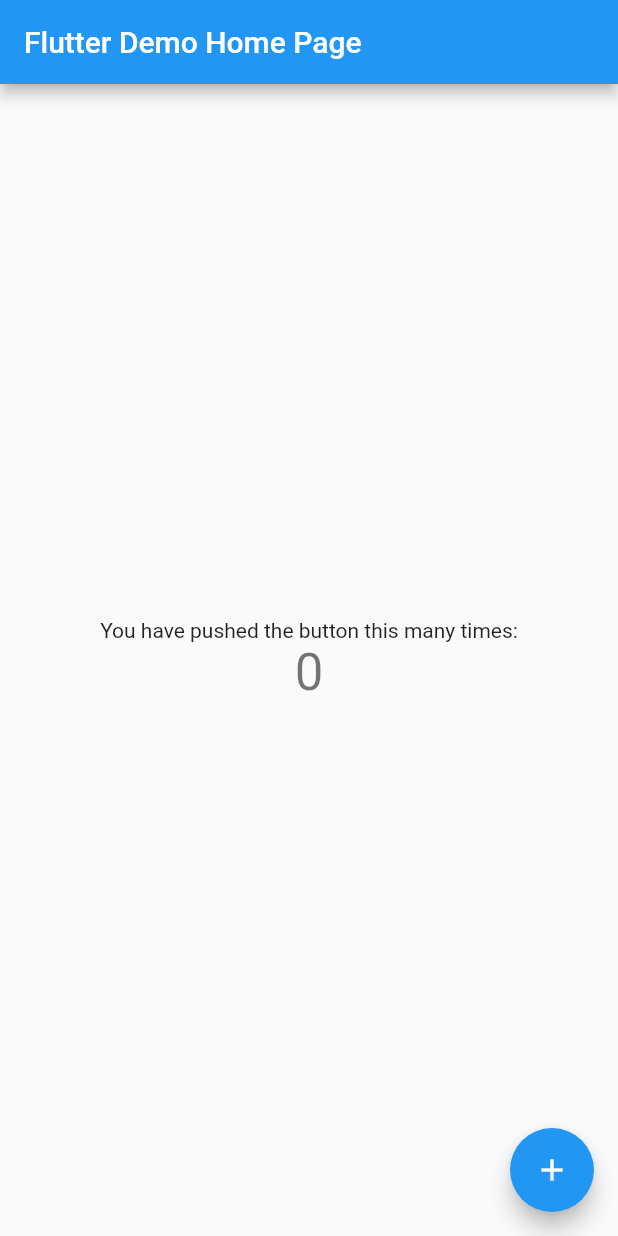
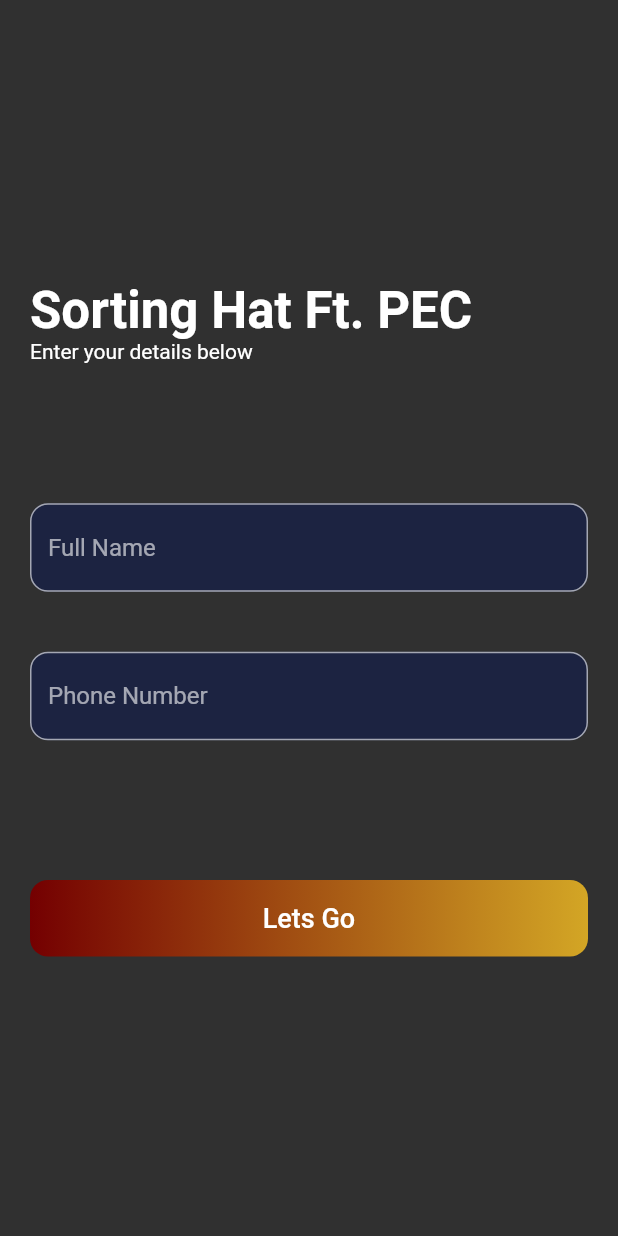
Before and after one commit to harshjohar/sorting-hat, a Flutter app: the screen it shows after launch, on a phone screen of 412 x 824 dp. Run offline on Flutter 3.47's test engine with Material 2 defaults, Android fonts, the phone set to English and light mode, and no system bars.

Commit message:
welcome screen

```diff
--- /dev/null
+++ b/sorting_hat/lib/constants.dart
@@ -0,0 +1,27 @@
+// common
+import 'package:flutter/material.dart';
+
+const kSecondaryColor = Color(0xFF8B94BC);
+const kGreenColor = Color(0xFF6AC259);
+const kRedColor = Color(0xFFE92E30);
+const kGrayColor = Color(0xFFC1C1C1);
+const kBlackColor = Color(0xFF101010);
+const kPrimaryGradient = LinearGradient(
+  colors: [Color(0xFF740001), Color(0xFFD3A625)],
+  begin: Alignment.centerLeft,
+  end: Alignment.centerRight,
+);
+
+const double kDefaultPadding = 20.0;
+
+
+// G
+
+
+// H
+
+
+// R
+
+
+// S
--- a/sorting_hat/lib/main.dart
+++ b/sorting_hat/lib/main.dart
@@ -1,115 +1,21 @@
 import 'package:flutter/material.dart';
+import 'package:sorting_hat/screens/welcome/welcome_screen.dart';
 
 void main() {
-  runApp(const MyApp());
+  runApp(const SortingHat());
 }
 
-class MyApp extends StatelessWidget {
-  const MyApp({Key? key}) : super(key: key);
+class SortingHat extends StatelessWidget {
+  const SortingHat({Key? key}) : super(key: key);
 
   // This widget is the root of your application.
   @override
   Widget build(BuildContext context) {
     return MaterialApp(
-      title: 'Flutter Demo',
-      theme: ThemeData(
-        // This is the theme of your application.
-        //
-        // Try running your application with "flutter run". You'll see the
-        // application has a blue toolbar. Then, without quitting the app, try
-        // changing the primarySwatch below to Colors.green and then invoke
-        // "hot reload" (press "r" in the console where you ran "flutter run",
-        // or simply save your changes to "hot reload" in a Flutter IDE).
-        // Notice that the counter didn't reset back to zero; the application
-        // is not restarted.
-        primarySwatch: Colors.blue,
-      ),
-      home: const MyHomePage(title: 'Flutter Demo Home Page'),
+      title: 'Sorting Hat',
+      theme: ThemeData.dark(),
+      debugShowCheckedModeBanner: false,
+      home: const WelcomeScreen(),
     );
   }
 }
-
-class MyHomePage extends StatefulWidget {
-  const MyHomePage({Key? key, required this.title}) : super(key: key);
-
-  // This widget is the home page of your application. It is stateful, meaning
-  // that it has a State object (defined below) that contains fields that affect
-  // how it looks.
-
-  // This class is the configuration for the state. It holds the values (in this
-  // case the title) provided by the parent (in this case the App widget) and
-  // used by the build method of the State. Fields in a Widget subclass are
-  // always marked "final".
-
-  final String title;
-
-  @override
-  State<MyHomePage> createState() => _MyHomePageState();
-}
-
-class _MyHomePageState extends State<MyHomePage> {
-  int _counter = 0;
-
-  void _incrementCounter() {
-    setState(() {
-      // This call to setState tells the Flutter framework that something has
-      // changed in this State, which causes it to rerun the build method below
-      // so that the display can reflect the updated values. If we changed
-      // _counter without calling setState(), then the build method would not be
-      // called again, and so nothing would appear to happen.
-      _counter++;
-    });
-  }
-
-  @override
-  Widget build(BuildContext context) {
-    // This method is rerun every time setState is called, for instance as done
-    // by the _incrementCounter method above.
-    //
-    // The Flutter framework has been optimized to make rerunning build methods
-    // fast, so that you can just rebuild anything that needs updating rather
-    // than having to individually change instances of widgets.
-    return Scaffold(
-      appBar: AppBar(
-        // Here we take the value from the MyHomePage object that was created by
-        // the App.build method, and use it to set our appbar title.
-        title: Text(widget.title),
-      ),
-      body: Center(
-        // Center is a layout widget. It takes a single child and positions it
-        // in the middle of the parent.
-        child: Column(
-          // Column is also a layout widget. It takes a list of children and
-          // arranges them vertically. By default, it sizes itself to fit its
-          // children horizontally, and tries to be as tall as its parent.
-          //
-          // Invoke "debug painting" (press "p" in the console, choose the
-          // "Toggle Debug Paint" action from the Flutter Inspector in Android
-          // Studio, or the "Toggle Debug Paint" command in Visual Studio Code)
-          // to see the wireframe for each widget.
-          //
-          // Column has various properties to control how it sizes itself and
-          // how it positions its children. Here we use mainAxisAlignment to
-          // center the children vertically; the main axis here is the vertical
-          // axis because Columns are vertical (the cross axis would be
-          // horizontal).
-          mainAxisAlignment: MainAxisAlignment.center,
-          children: <Widget>[
-            const Text(
-              'You have pushed the button this many times:',
-            ),
-            Text(
-              '$_counter',
-              style: Theme.of(context).textTheme.headline4,
-            ),
-          ],
-        ),
-      ),
-      floatingActionButton: FloatingActionButton(
-        onPressed: _incrementCounter,
-        tooltip: 'Increment',
-        child: const Icon(Icons.add),
-      ), // This trailing comma makes auto-formatting nicer for build methods.
-    );
-  }
-}
--- /dev/null
+++ b/sorting_hat/lib/screens/welcome/welcome_screen.dart
@@ -0,0 +1,79 @@
+import 'package:flutter/material.dart';
+import 'package:sorting_hat/constants.dart';
+
+class WelcomeScreen extends StatelessWidget {
+  const WelcomeScreen({Key? key}) : super(key: key);
+
+  @override
+  Widget build(BuildContext context) {
+    return Scaffold(
+      body: Stack(
+        children: [
+          SafeArea(
+            child: Padding(
+              padding: const EdgeInsets.symmetric(horizontal: kDefaultPadding),
+              child: Column(
+                crossAxisAlignment: CrossAxisAlignment.start,
+                children: [
+                  const Spacer(flex: 2), //2/6
+                  Text(
+                    "Sorting Hat Ft. PEC",
+                    style: Theme.of(context).textTheme.headline4?.copyWith(
+                        color: Colors.white, fontWeight: FontWeight.bold),
+                  ),
+                  const Text("Enter your details below"),
+                  const Spacer(), // 1/6
+                  const TextField(
+                    decoration: InputDecoration(
+                      filled: true,
+                      fillColor: Color(0xFF1C2341),
+                      hintText: "Full Name",
+                      border: OutlineInputBorder(
+                        borderRadius: BorderRadius.all(Radius.circular(12)),
+                      ),
+                    ),
+                  ),
+                  const SizedBox(
+                    height: 40,
+                  ),
+                  const TextField(
+                    decoration: InputDecoration(
+                      filled: true,
+                      fillColor: Color(0xFF1C2341),
+                      hintText: "Phone Number",
+                      border: OutlineInputBorder(
+                        borderRadius: BorderRadius.all(Radius.circular(12)),
+                      ),
+                    ),
+                  ),
+                  const Spacer(), // 1/6
+                  InkWell(
+                    onTap: () {},
+                    child: Container(
+                      width: double.infinity,
+                      alignment: Alignment.center,
+                      padding:
+                          const EdgeInsets.all(kDefaultPadding * 0.75), // 15
+                      decoration: const BoxDecoration(
+                        gradient: kPrimaryGradient,
+                        borderRadius: BorderRadius.all(Radius.circular(12)),
+                      ),
+                      child: Text(
+                        "Lets Go",
+                        style: Theme.of(context)
+                            .textTheme
+                            .button
+                            ?.copyWith(color: Colors.white, fontSize: 18),
+                      ),
+                    ),
+                  ),
+                  const Spacer(flex: 2), // it will take 2/6 spaces
+                ],
+              ),
+            ),
+          ),
+        ],
+      ),
+    );
+  }
+}
--- a/sorting_hat/pubspec.yaml
+++ b/sorting_hat/pubspec.yaml
@@ -29,6 +29,7 @@ environment:
 dependencies:
   flutter:
     sdk: flutter
+  get: ^4.6.5
 
 
   # The following adds the Cupertino Icons font to your application.
```
Also changed, not shown: sorting_hat/pubspec.lock, 1 other file.
